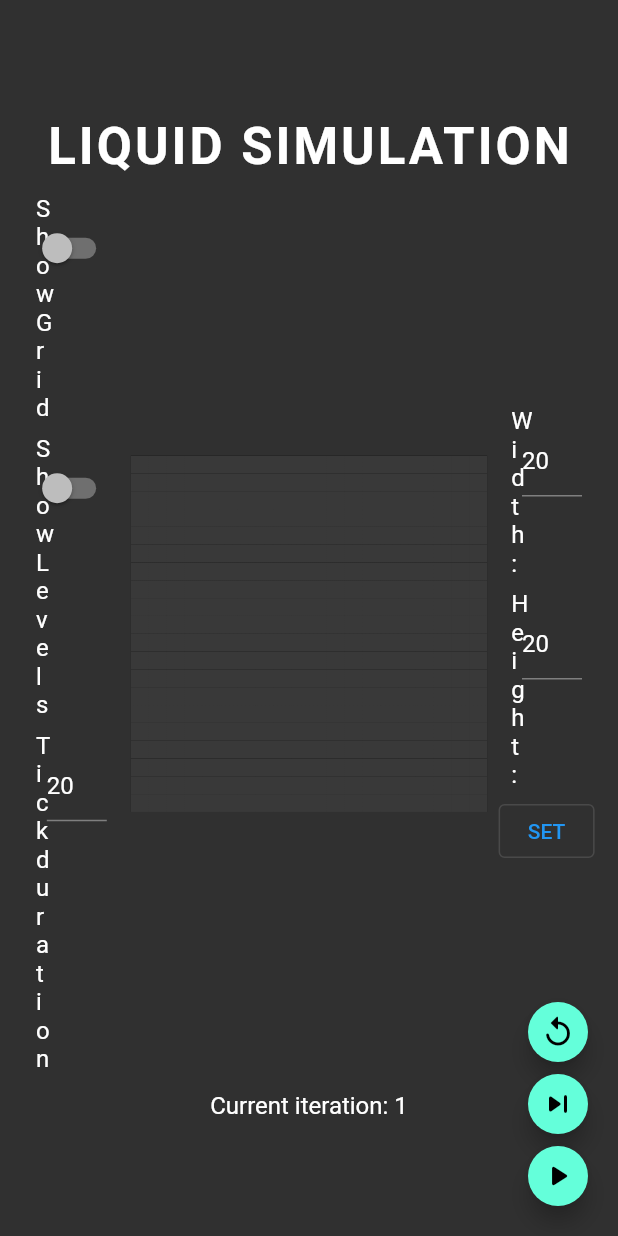
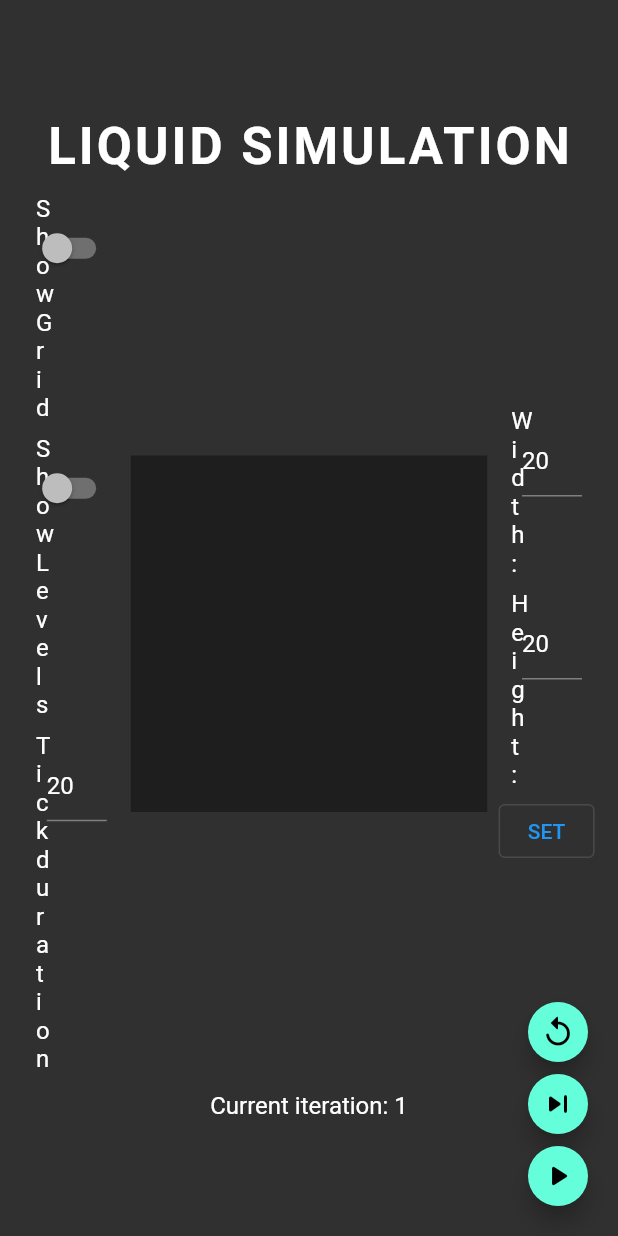
Before and after one commit to ElforL/fluid_sim, a Flutter app: the screen it shows after launch, after a tap on the "skip next" icon, on a phone screen of 412 x 824 dp. Run offline on Flutter 3.47's test engine with Material 2 defaults, Android fonts, the phone set to English and light mode, and no system bars; missing offline and left inert: dart:html.

Commit message:
🐛 Better painting. Fixes empty spaces above and below cells

```diff
--- a/lib/painter.dart
+++ b/lib/painter.dart
@@ -10,7 +10,6 @@ class MyPainter extends CustomPainter {
     required this.sim,
     this.solidColor = Colors.black,
     this.fillColor = Colors.white60,
-    this.emptyColor = Colors.white12,
     required this.tileWidth,
     required this.tileHeight,
     this.showGrid = false,
@@ -25,7 +24,6 @@ class MyPainter extends CustomPainter {
 
   final Color solidColor;
   final Color fillColor;
-  final Color emptyColor;
 
   final double tileWidth;
   final double tileHeight;
@@ -46,37 +44,38 @@ class MyPainter extends CustomPainter {
 
     for (var y = 0; y < array.length; y++) {
       for (var x = 0; x < array[y].length; x++) {
-        var cell = array[y][x];
+        final cell = array[y][x];
+        final liquidPercent = cell.level / Simulator.maxLvl;
+
+        /// The height of the rect
+        /// This is adjusted based on the liquid amount.
+        ///
+        /// The `math.min()` to prevent the rect being higher than [tileHeight] if the cell is compressed
+        double rectHeight;
+
+        final topCell = sim.cellAbove(x, y);
+        if ((topCell != null && topCell.level >= Simulator.minLvl) || cell.type == CellType.solid) {
+          // If the top cell contains liquid then fill the whole cell (visually).
+          rectHeight = tileHeight;
+        } else {
+          rectHeight = math.min(tileHeight, tileHeight * liquidPercent);
+        }
 
         // Define Rect
-        final offset = Offset(x * tileWidth, y * tileHeight);
-        final Rect cellRect = offset & Size(tileWidth, tileHeight);
+        final topLeftOffset = Offset(x * tileWidth, y * tileHeight);
+        final offset = Offset(x * tileWidth, y * tileHeight + tileHeight - rectHeight);
+        final Rect cellRect = offset & Size(tileWidth, rectHeight);
 
-        Paint fillPaint;
+        Paint? fillPaint;
 
-        if (cell.type == CellType.nonSolid) {
-          // The gradiant shows the level amount by having both colors' stops at [cell.level].
-          final gradient = LinearGradient(
-            tileMode: TileMode.decal,
-            transform: const GradientRotation(-math.pi / 2),
-            stops: [cell.level, cell.level],
-            colors: [fillColor, emptyColor],
-          );
-
-          final topCell = sim.cellAbove(x, y);
-          if (cell.level >= Simulator.minLvl && topCell != null && topCell.level >= Simulator.minLvl) {
-            // If the top cell contains liquid then fill this cell (visually).
-            fillPaint = Paint()..color = fillColor;
-          } else {
-            // apply the gradient
-            fillPaint = Paint()..shader = gradient.createShader(cellRect);
-          }
-        } else {
+        if (cell.type == CellType.solid) {
           fillPaint = Paint()..color = solidColor;
+        } else if (liquidPercent >= Simulator.minLvl) {
+          fillPaint = Paint()..color = fillColor;
         }
 
         // Draw cell
-        canvas.drawRect(cellRect, fillPaint);
+        if (fillPaint != null) canvas.drawRect(cellRect, fillPaint);
 
         // Draw level
         if (showLevels) {
@@ -86,15 +85,17 @@ class MyPainter extends CustomPainter {
           );
           final painter = TextPainter(text: span, textDirection: TextDirection.ltr);
           painter.layout();
-          painter.paint(canvas, offset);
+          painter.paint(canvas, topLeftOffset);
         }
 
         // Draw grid
         if (showGrid) {
+          final gridRect = topLeftOffset & Size(tileWidth, tileHeight);
           final gridPaint = Paint()
             ..color = Colors.white30
             ..style = PaintingStyle.stroke;
-          canvas.drawRect(cellRect, gridPaint);
+
+          canvas.drawRect(gridRect, gridPaint);
         }
       }
     }
```
